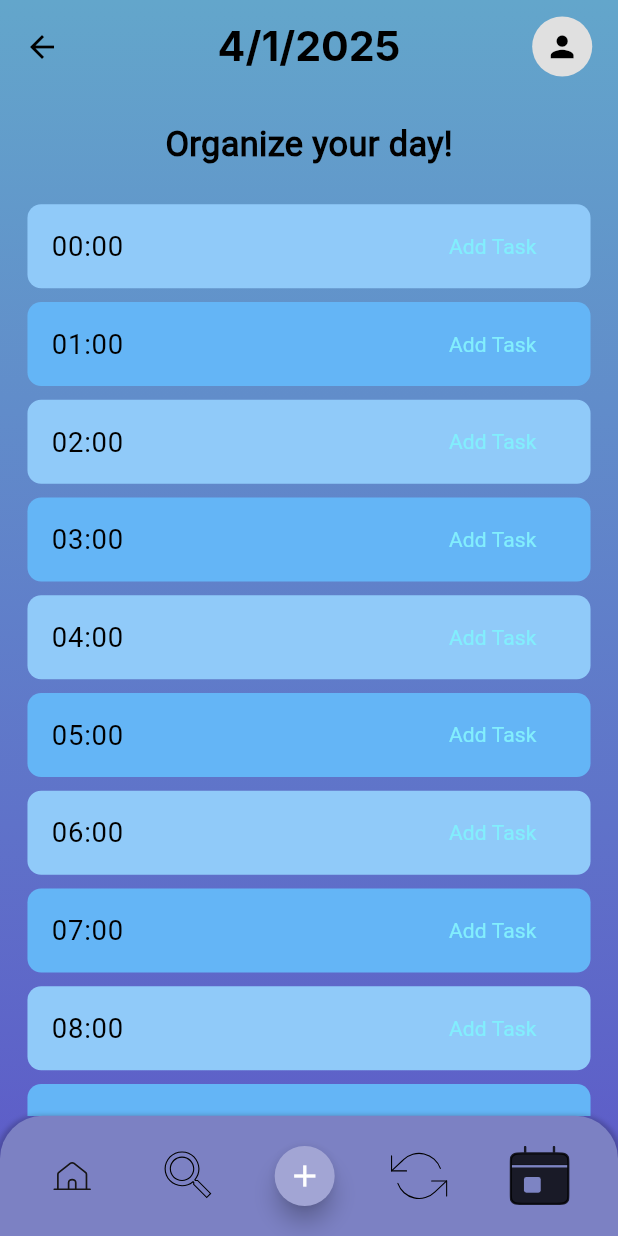
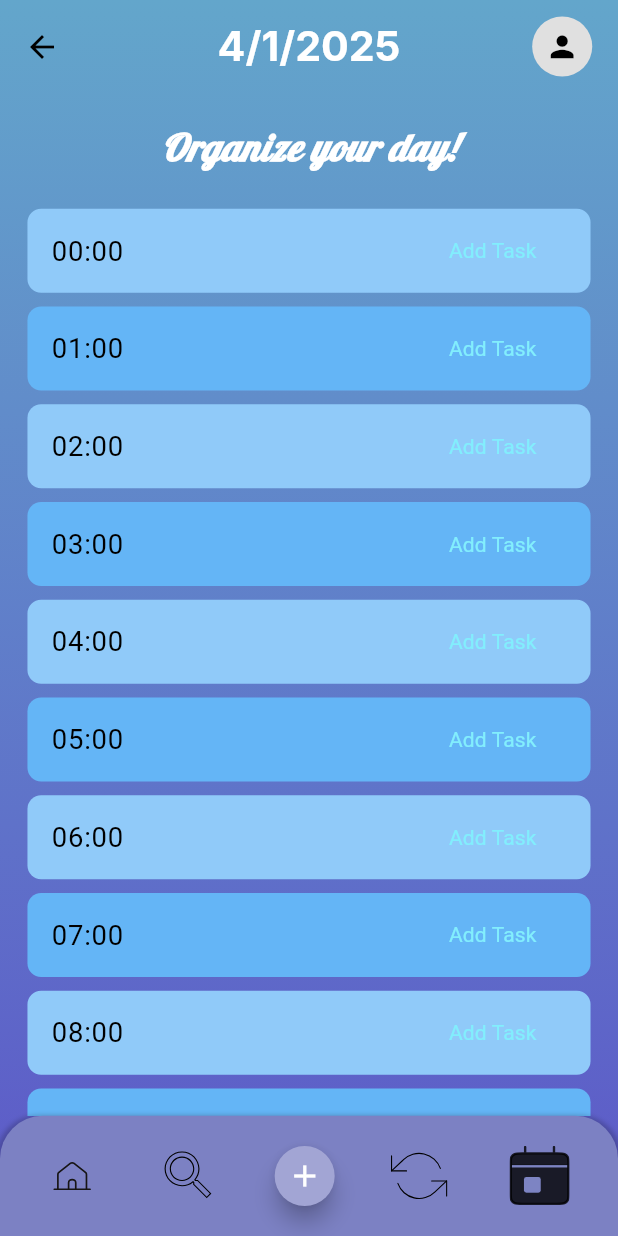
Before and after one commit to JohnnyPol/HCI_ECE_NTUA-CataList_Application, a Flutter app: the DailySchedulePage screen opened directly with empty values, on a phone screen of 412 x 824 dp. Run offline on Flutter 3.47's test engine with Material 3 defaults, Android fonts, the phone set to English and light mode, and no system bars; our stand-ins replace flutter_slidable, flutter_svg, image_picker, pie_chart, sqflite, table_calendar; accounts and stored records are empty; Roboto replaces fonts that are missing (Inter).

Commit message:
changed the font and style of daily scheduler

```diff
--- a/lib/features/dashboard/views/daily_schedule.dart
+++ b/lib/features/dashboard/views/daily_schedule.dart
@@ -26,7 +26,7 @@ class _DailySchedulePageState extends State<DailySchedulePage> {
       title: Text(
         "${widget.selectedDate.day}/${widget.selectedDate.month}/${widget.selectedDate.year}", // Display selected day
         style: TextStyle(
-          color: Colors.black,
+          color: Colors.white,
           fontSize: 24.h,
           fontWeight: FontWeight.bold,
         ),
@@ -172,8 +172,11 @@ class _DailySchedulePageState extends State<DailySchedulePage> {
                   // TODO: Change the fontstyle of this text and add in general the fontstyles we want
                   "Organize your day!",
                   style: TextStyle(
-                    fontSize: 20.h,
+                    color: Colors.white,
+                    fontSize: 25,
                     fontWeight: FontWeight.bold,
+                    fontStyle: FontStyle.italic,
+                    fontFamily: 'Lobster',
                   ),
                 ),
               ),
```
